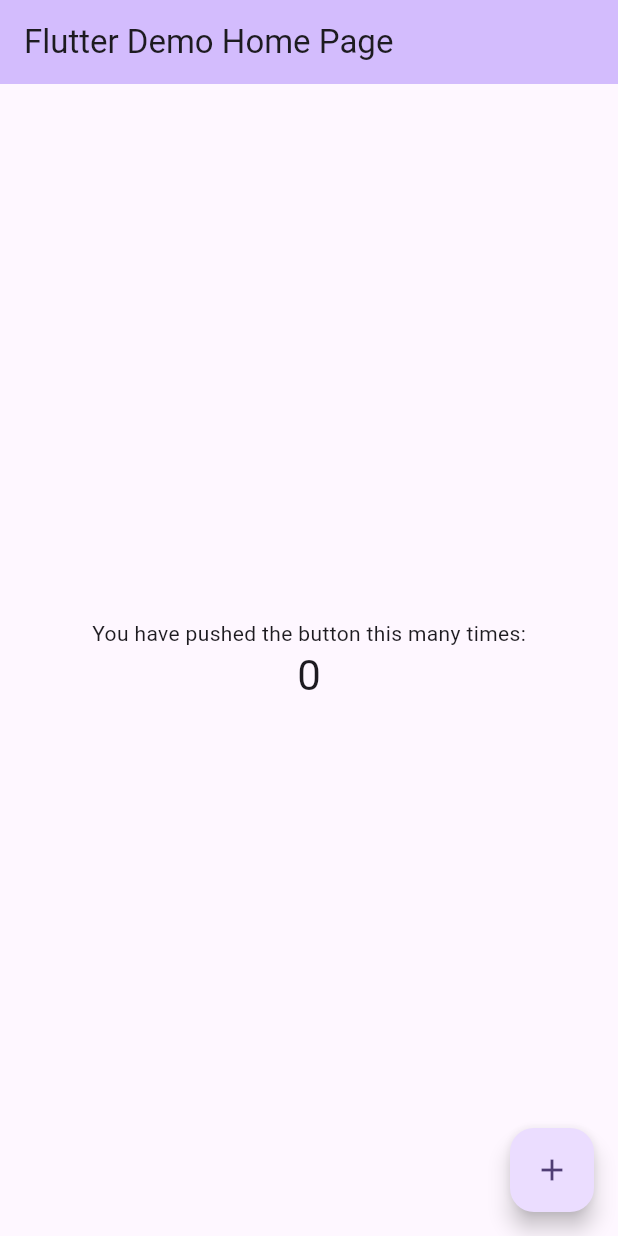
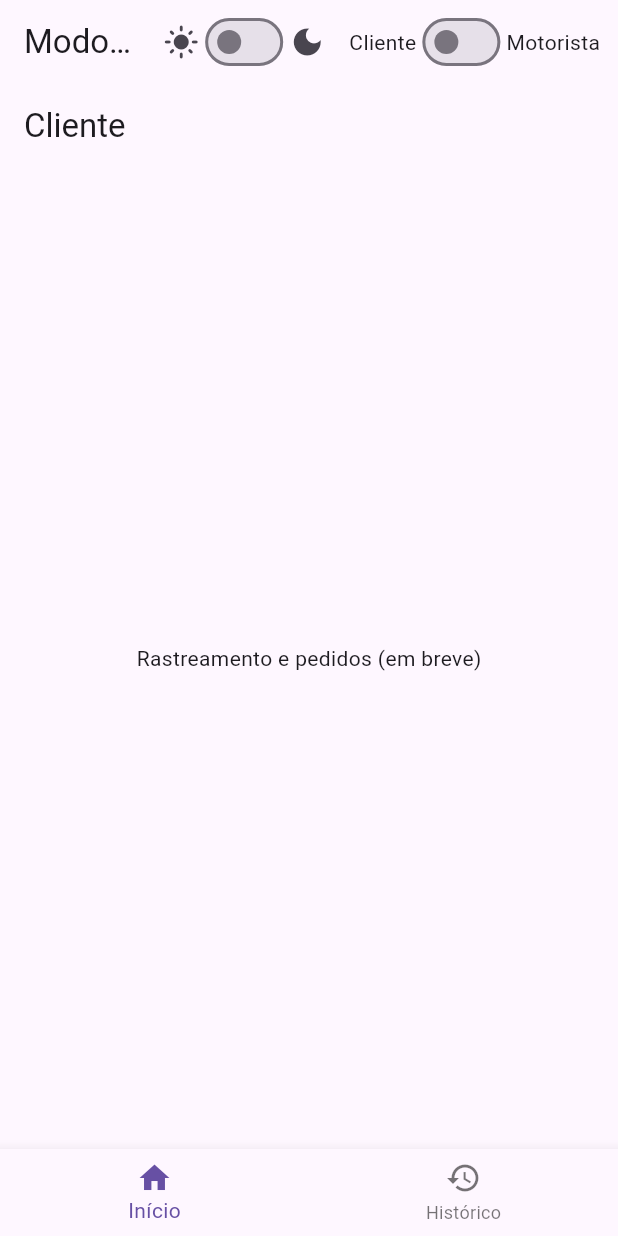
Before and after one commit to PedroTalmaToledo/LAB-MOBILE, a Flutter app: the screen it shows after launch, on a phone screen of 412 x 824 dp. Run offline on Flutter 3.47's test engine with Material 3 defaults, Android fonts, the phone set to English and light mode, and no system bars; our stand-ins replace shared_preferences.

Commit message:
init screens and add permissions

```diff
--- a/karona/lib/main.dart
+++ b/karona/lib/main.dart
@@ -1,122 +1,149 @@
 import 'package:flutter/material.dart';
+import 'package:shared_preferences/shared_preferences.dart';
+
+import 'screens/cliente/home_cliente.dart';
+import 'screens/motorista/home_motorista.dart';
+import 'screens/historico_entregas.dart';
 
 void main() {
-  runApp(const MyApp());
+  runApp(const EntregasApp());
 }
 
-class MyApp extends StatelessWidget {
-  const MyApp({super.key});
+class EntregasApp extends StatefulWidget {
+  const EntregasApp({super.key});
 
-  // This widget is the root of your application.
   @override
-  Widget build(BuildContext context) {
-    return MaterialApp(
-      title: 'Flutter Demo',
-      theme: ThemeData(
-        // This is the theme of your application.
-        //
-        // TRY THIS: Try running your application with "flutter run". You'll see
-        // the application has a purple toolbar. Then, without quitting the app,
-        // try changing the seedColor in the colorScheme below to Colors.green
-        // and then invoke "hot reload" (save your changes or press the "hot
-        // reload" button in a Flutter-supported IDE, or press "r" if you used
-        // the command line to start the app).
-        //
-        // Notice that the counter didn't reset back to zero; the application
-        // state is not lost during the reload. To reset the state, use hot
-        // restart instead.
-        //
-        // This works for code too, not just values: Most code changes can be
-        // tested with just a hot reload.
-        colorScheme: ColorScheme.fromSeed(seedColor: Colors.deepPurple),
-      ),
-      home: const MyHomePage(title: 'Flutter Demo Home Page'),
-    );
-  }
+  State<EntregasApp> createState() => _EntregasAppState();
 }
 
-class MyHomePage extends StatefulWidget {
-  const MyHomePage({super.key, required this.title});
-
-  // This widget is the home page of your application. It is stateful, meaning
-  // that it has a State object (defined below) that contains fields that affect
-  // how it looks.
-
-  // This class is the configuration for the state. It holds the values (in this
-  // case the title) provided by the parent (in this case the App widget) and
-  // used by the build method of the State. Fields in a Widget subclass are
-  // always marked "final".
-
-  final String title;
+class _EntregasAppState extends State<EntregasApp> {
+  ThemeMode _themeMode = ThemeMode.system;
 
   @override
-  State<MyHomePage> createState() => _MyHomePageState();
+  void initState() {
+    super.initState();
+    _loadTheme();
   }
 
-class _MyHomePageState extends State<MyHomePage> {
-  int _counter = 0;
+  void _loadTheme() async {
+    final prefs = await SharedPreferences.getInstance();
+    final isDark = prefs.getBool('isDark') ?? false;
+    setState(() {
+      _themeMode = isDark ? ThemeMode.dark : ThemeMode.light;
+    });
+  }
 
-  void _incrementCounter() {
+  void _toggleTheme(bool isDark) async {
+    final prefs = await SharedPreferences.getInstance();
+    await prefs.setBool('isDark', isDark);
     setState(() {
-      // This call to setState tells the Flutter framework that something has
-      // changed in this State, which causes it to rerun the build method below
-      // so that the display can reflect the updated values. If we changed
-      // _counter without calling setState(), then the build method would not be
-      // called again, and so nothing would appear to happen.
-      _counter++;
+      _themeMode = isDark ? ThemeMode.dark : ThemeMode.light;
     });
   }
 
   @override
   Widget build(BuildContext context) {
-    // This method is rerun every time setState is called, for instance as done
-    // by the _incrementCounter method above.
-    //
-    // The Flutter framework has been optimized to make rerunning build methods
-    // fast, so that you can just rebuild anything that needs updating rather
-    // than having to individually change instances of widgets.
+    return MaterialApp(
+      title: 'Entregas App',
+      themeMode: _themeMode,
+      theme: ThemeData.light(),
+      darkTheme: ThemeData.dark(),
+      home: HomePage(onThemeToggle: _toggleTheme),
+    );
+  }
+}
+
+class HomePage extends StatefulWidget {
+  final Function(bool) onThemeToggle;
+  const HomePage({super.key, required this.onThemeToggle});
+
+  @override
+  State<HomePage> createState() => _HomePageState();
+}
+
+class _HomePageState extends State<HomePage> {
+  int _selectedIndex = 0;
+  bool _isMotorista = false;
+  bool _isDark = false;
+
+  List<Widget> get _pages {
+    if (_isMotorista) {
+      return const [
+        HomeMotorista(),
+        Center(child: Text("Histórico (motorista)")), // substituir por tela real
+      ];
+    } else {
+      return const [
+        HomeCliente(),
+        Center(child: Text("Histórico (cliente)")), // substituir por tela real
+      ];
+    }
+  }
+
+  void _onItemTapped(int index) {
+    setState(() => _selectedIndex = index);
+  }
+
+  void _togglePerfil(bool value) {
+    setState(() {
+      _isMotorista = value;
+      _selectedIndex = 0;
+    });
+  }
+
+  void _toggleThemeSwitch(bool value) {
+    setState(() => _isDark = value);
+    widget.onThemeToggle(value);
+  }
+
+  @override
+  void initState() {
+    super.initState();
+    _loadSavedTheme();
+  }
+
+  Future<void> _loadSavedTheme() async {
+    final prefs = await SharedPreferences.getInstance();
+    setState(() {
+      _isDark = prefs.getBool('isDark') ?? false;
+    });
+  }
+
+  @override
+  Widget build(BuildContext context) {
     return Scaffold(
       appBar: AppBar(
-        // TRY THIS: Try changing the color here to a specific color (to
-        // Colors.amber, perhaps?) and trigger a hot reload to see the AppBar
-        // change color while the other colors stay the same.
-        backgroundColor: Theme.of(context).colorScheme.inversePrimary,
-        // Here we take the value from the MyHomePage object that was created by
-        // the App.build method, and use it to set our appbar title.
-        title: Text(widget.title),
+        title: Text(_isMotorista ? "Modo Motorista" : "Modo Cliente"),
+        actions: [
+          Row(
+            children: [
+              const Icon(Icons.light_mode),
+              Switch(
+                value: _isDark,
+                onChanged: _toggleThemeSwitch,
               ),
-      body: Center(
-        // Center is a layout widget. It takes a single child and positions it
-        // in the middle of the parent.
-        child: Column(
-          // Column is also a layout widget. It takes a list of children and
-          // arranges them vertically. By default, it sizes itself to fit its
-          // children horizontally, and tries to be as tall as its parent.
-          //
-          // Column has various properties to control how it sizes itself and
-          // how it positions its children. Here we use mainAxisAlignment to
-          // center the children vertically; the main axis here is the vertical
-          // axis because Columns are vertical (the cross axis would be
-          // horizontal).
-          //
-          // TRY THIS: Invoke "debug painting" (choose the "Toggle Debug Paint"
-          // action in the IDE, or press "p" in the console), to see the
-          // wireframe for each widget.
-          mainAxisAlignment: MainAxisAlignment.center,
-          children: <Widget>[
-            const Text('You have pushed the button this many times:'),
-            Text(
-              '$_counter',
-              style: Theme.of(context).textTheme.headlineMedium,
+              const Icon(Icons.dark_mode),
+              const SizedBox(width: 16),
+              const Text("Cliente"),
+              Switch(
+                value: _isMotorista,
+                onChanged: _togglePerfil,
+              ),
+              const Text("Motorista"),
+              const SizedBox(width: 12),
+            ],
           ),
         ],
       ),
+      body: _pages[_selectedIndex],
+      bottomNavigationBar: BottomNavigationBar(
+        currentIndex: _selectedIndex,
+        onTap: _onItemTapped,
+        items: const [
+          BottomNavigationBarItem(icon: Icon(Icons.home), label: "Início"),
+          BottomNavigationBarItem(icon: Icon(Icons.history), label: "Histórico"),
+        ],
       ),
-      floatingActionButton: FloatingActionButton(
-        onPressed: _incrementCounter,
-        tooltip: 'Increment',
-        child: const Icon(Icons.add),
-      ), // This trailing comma makes auto-formatting nicer for build methods.
     );
   }
 }
--- /dev/null
+++ b/karona/lib/screens/cliente/home_cliente.dart
@@ -0,0 +1,13 @@
+import 'package:flutter/material.dart';
+
+class HomeCliente extends StatelessWidget {
+  const HomeCliente({super.key});
+
+  @override
+  Widget build(BuildContext context) {
+    return Scaffold(
+      appBar: AppBar(title: const Text("Cliente")),
+      body: const Center(child: Text("Rastreamento e pedidos (em breve)")),
+    );
+  }
+}
--- /dev/null
+++ b/karona/lib/screens/motorista/home_motorista.dart
@@ -0,0 +1,13 @@
+import 'package:flutter/material.dart';
+
+class HomeMotorista extends StatelessWidget {
+  const HomeMotorista({super.key});
+
+  @override
+  Widget build(BuildContext context) {
+    return Scaffold(
+      appBar: AppBar(title: const Text("Motorista")),
+      body: const Center(child: Text("Entregas e registro (em breve)")),
+    );
+  }
+}
```
Also changed, not shown: karona/lib/screens/historico_entregas.dart (added, +25 -0 lines), karona/pubspec.yaml (+8 -0 lines), karona/pubspec.lock, 2 other files. Lines whose indentation alone changed are shown as unchanged.
